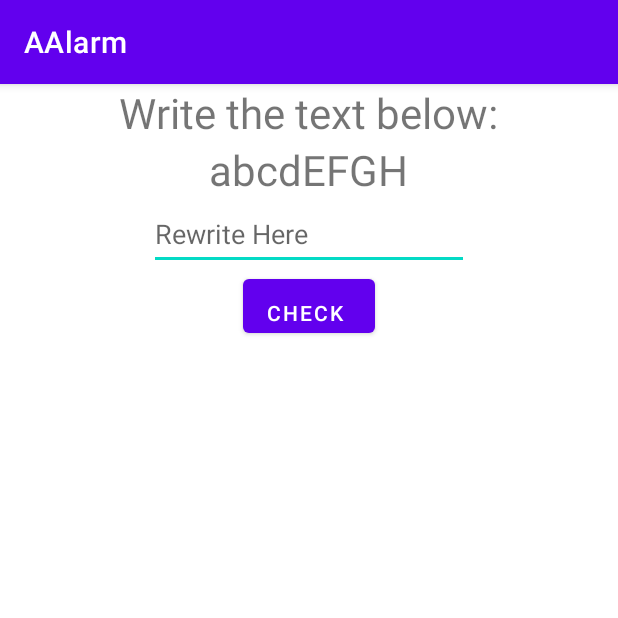
After one commit to YushunChen/AAlarm, an Android app: the GameRewrite screen opened directly, with no data from a screen before it, on a phone screen of 412 x 824 dp, the top half of it. The commit adds this screen. Run offline under Robolectric (Android 15) with nearby library versions, the phone set to English and light mode, and no system bars.

Commit message:
added rewrite game and game_menu for temporary game test

```diff
--- a/app/src/main/AndroidManifest.xml
+++ b/app/src/main/AndroidManifest.xml
@@ -18,6 +18,9 @@
                 <category android:name="android.intent.category.LAUNCHER" />
             </intent-filter>
         </activity>
+        <activity
+            android:name=".GameRewrite"
+            android:exported="true" />
     </application>
 
 </manifest>
--- /dev/null
+++ b/app/src/main/java/com/example/aalarm/GameRewrite.java
@@ -0,0 +1,41 @@
+package com.example.aalarm;
+
+import android.content.Intent;
+import android.os.Bundle;
+import android.view.View;
+import android.widget.EditText;
+import android.widget.TextView;
+import android.widget.Toast;
+
+import androidx.appcompat.app.AppCompatActivity;
+
+public class GameRewrite extends AppCompatActivity {
+
+    @Override
+    protected void onCreate(Bundle savedInstanceState) {
+        super.onCreate(savedInstanceState);
+        setContentView(R.layout.game_rewrite);
+
+    }
+
+    public void clickFunction(View view){
+        //get rewrite content
+        TextView content = (TextView) findViewById(R.id.textField);
+        EditText rewriteContent = (EditText) findViewById(R.id.rewriteField);
+        String contentStr = content.getText().toString();
+
+        //compair content
+        if(rewriteContent.getText().toString().length() <= 0 || !rewriteContent.getText().toString().equals(contentStr)){
+            Toast.makeText(GameRewrite.this, "Please check the text you entered", Toast.LENGTH_LONG).show();
+        }else{
+            // start activity
+            goToActivityMain();
+        }
+    }
+
+    public void goToActivityMain(){
+        Intent intent = new Intent(this, MainActivity.class);
+        startActivity(intent);
+    }
+
+}
--- /dev/null
+++ b/app/src/main/res/layout/game_rewrite.xml
@@ -0,0 +1,46 @@
+<?xml version="1.0" encoding="utf-8"?>
+<androidx.constraintlayout.widget.ConstraintLayout xmlns:android="http://schemas.android.com/apk/res/android"
+    android:layout_width="match_parent"
+    android:layout_height="match_parent">
+
+    <LinearLayout
+        android:id="@+id/LinearLayout1"
+        android:layout_width="match_parent"
+        android:layout_height="match_parent"
+        android:gravity="center_horizontal"
+        android:orientation="vertical" >
+
+
+        <TextView
+            android:id="@+id/hintField"
+            android:layout_width="wrap_content"
+            android:layout_height="wrap_content"
+            android:text="Write the text below:"
+            android:textSize="28dp" />
+
+        <TextView
+            android:id="@+id/textField"
+            android:layout_width="wrap_content"
+            android:layout_height="wrap_content"
+            android:text="abcdEFGH"
+            android:textSize="28dp" />
+
+        <EditText
+            android:id="@+id/rewriteField"
+            android:layout_width="wrap_content"
+            android:layout_height="wrap_content"
+            android:ems="10"
+            android:hint="Rewrite Here"
+            android:minHeight="48dp"
+            android:maxLines="1"/>
+
+        <Button
+            android:id="@+id/button"
+            android:layout_width="wrap_content"
+            android:layout_height="wrap_content"
+            android:gravity="bottom"
+            android:onClick="clickFunction"
+            android:text="CHECK" />
+
+    </LinearLayout>
+</androidx.constraintlayout.widget.ConstraintLayout>
```
Also changed, not shown: app/src/main/java/com/example/aalarm/AlarmFragment.java (+39 -0 lines), app/src/main/res/menu/game_menu.xml (added, +8 -0 lines).
